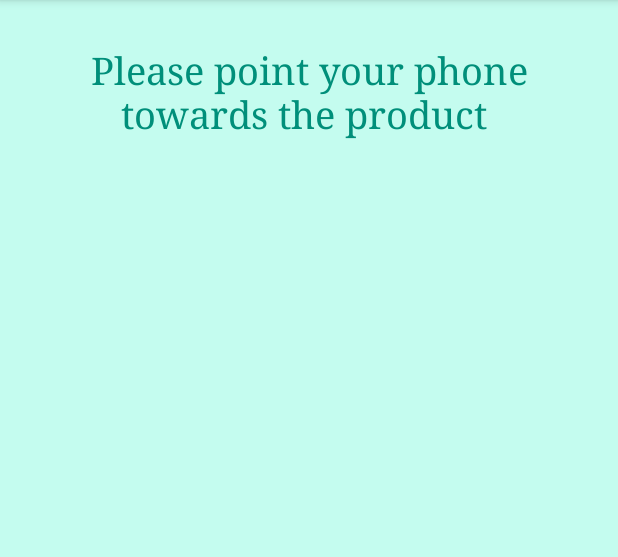
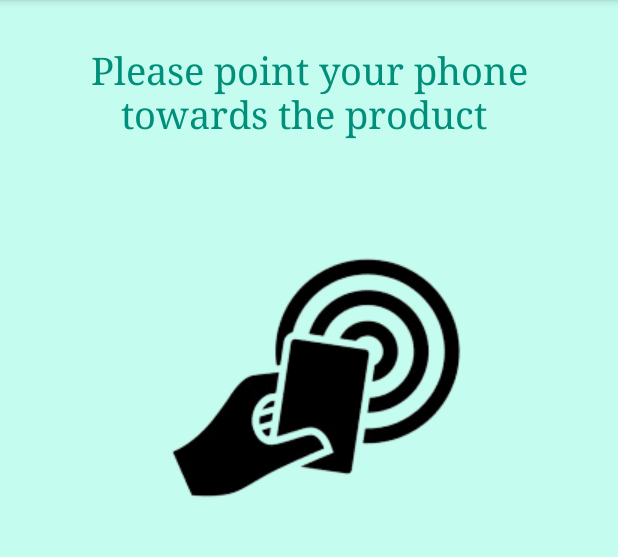
Before and after one commit to mehdi-nait/Android-Track-Me, an Android app: the screen it shows after launch (MainActivity), tab 2 chosen, on a phone screen of 412 x 824 dp, the part 147-704 px from its top. Run offline under Robolectric (Android 15) with nearby library versions, the phone set to English and light mode, and no system bars; our stand-ins replace Firebase (no records; nobody signed in at launch, a user with empty details on screens opened directly).

Commit message:
fixed data update in articles fragment

```diff
--- a/ScanmeV1/app/build.gradle
+++ b/ScanmeV1/app/build.gradle
@@ -1,5 +1,6 @@
 plugins {
     id 'com.android.application'
+    id 'com.google.gms.google-services'
 }
 
 android {
@@ -12,6 +13,7 @@ android {
         targetSdkVersion 30
         versionCode 1
         versionName "1.0"
+        multiDexEnabled true
 
         testInstrumentationRunner "androidx.test.runner.AndroidJUnitRunner"
     }
@@ -29,12 +31,15 @@ android {
 }
 
 dependencies {
+    implementation 'com.android.support:multidex:1.0.3'
+
 
     implementation 'androidx.appcompat:appcompat:1.2.0'
     implementation 'com.google.android.material:material:1.2.1'
     implementation 'androidx.constraintlayout:constraintlayout:2.0.4'
     implementation 'androidx.lifecycle:lifecycle-livedata-ktx:2.2.0'
     implementation 'androidx.lifecycle:lifecycle-viewmodel-ktx:2.2.0'
+    implementation 'com.google.firebase:firebase-firestore:22.0.0'
     testImplementation 'junit:junit:4.+'
     androidTestImplementation 'androidx.test.ext:junit:1.1.2'
     androidTestImplementation 'androidx.test.espresso:espresso-core:3.3.0'
--- a/ScanmeV1/app/src/main/AndroidManifest.xml
+++ b/ScanmeV1/app/src/main/AndroidManifest.xml
@@ -3,6 +3,7 @@
     package="com.ensim.scanmev1">
 
     <application
+
         android:allowBackup="true"
         android:largeHeap="true"
         android:icon="@drawable/icone"
--- a/ScanmeV1/app/src/main/java/com/ensim/scanmev1/Articles.java
+++ b/ScanmeV1/app/src/main/java/com/ensim/scanmev1/Articles.java
@@ -1,19 +1,31 @@
 package com.ensim.scanmev1;
 
+import android.content.Intent;
 import android.os.Bundle;
 import android.view.LayoutInflater;
 import android.view.View;
 import android.view.ViewGroup;
+import android.widget.TextView;
+import android.widget.Toast;
 
 import androidx.annotation.NonNull;
 import androidx.annotation.Nullable;
 import androidx.fragment.app.Fragment;
 
+import org.w3c.dom.Text;
+
 public class Articles extends Fragment {
 
-    @Nullable
+
+
+
     @Override
     public View onCreateView(@NonNull LayoutInflater inflater, @Nullable ViewGroup container, @Nullable Bundle savedInstanceState) {
-        return inflater.inflate(R.layout.articles,container,false);
+        MainActivity main = (MainActivity)getActivity();
+        String s = main.query;
+        View inf = inflater.inflate(R.layout.articles, container, false);
+        TextView tv = (TextView) inf.findViewById(R.id.articles_text);
+        tv.setText(s);
+        return inf;
     }
 }
--- a/ScanmeV1/app/src/main/java/com/ensim/scanmev1/Home.java
+++ b/ScanmeV1/app/src/main/java/com/ensim/scanmev1/Home.java
@@ -1,16 +1,36 @@
 package com.ensim.scanmev1;
 
 import android.os.Bundle;
+import android.util.Log;
 import android.view.LayoutInflater;
 import android.view.View;
 import android.view.ViewGroup;
+import android.widget.Toast;
 
 import androidx.annotation.NonNull;
 import androidx.annotation.Nullable;
 import androidx.fragment.app.Fragment;
 
+import com.google.android.gms.tasks.OnCompleteListener;
+import com.google.android.gms.tasks.Task;
+import com.google.firebase.firestore.FirebaseFirestore;
+import com.google.firebase.firestore.QueryDocumentSnapshot;
+import com.google.firebase.firestore.QuerySnapshot;
+
+import java.util.ArrayList;
+import java.util.List;
+import java.util.Map;
+
 public class Home extends Fragment {
-    @Nullable
+
+
+    @Override
+    public void onCreate(@Nullable Bundle savedInstanceState) {
+
+        super.onCreate(savedInstanceState);
+
+    }
+
     @Override
     public View onCreateView(@NonNull LayoutInflater inflater, @Nullable ViewGroup container, @Nullable Bundle savedInstanceState) {
         return inflater.inflate(R.layout.home,container,false);
--- a/ScanmeV1/app/src/main/java/com/ensim/scanmev1/MainActivity.java
+++ b/ScanmeV1/app/src/main/java/com/ensim/scanmev1/MainActivity.java
@@ -1,5 +1,6 @@
 package com.ensim.scanmev1;
 
+import android.content.Intent;
 import android.os.Bundle;
 
 import com.google.android.material.floatingactionbutton.FloatingActionButton;
@@ -12,10 +13,24 @@ import androidx.appcompat.app.AppCompatActivity;
 import android.view.Menu;
 import android.view.MenuItem;
 import android.view.View;
+import android.widget.TextView;
+import android.widget.Toast;
 
 import com.ensim.scanmev1.ui.main.SectionsPagerAdapter;
 
 public class MainActivity extends AppCompatActivity {
+    String query = " Empty ";
+
+
+    public String getQuery() {
+        return query;
+    }
+
+
+    public void setQuery(String query) {
+        this.query = query;
+
+    }
 
     @Override
     protected void onCreate(Bundle savedInstanceState) {
@@ -27,5 +42,15 @@ public class MainActivity extends AppCompatActivity {
         TabLayout tabs = findViewById(R.id.tabs);
         tabs.setupWithViewPager(viewPager);
 
+
+
+
+
+
+
+
+
+
+
     }
 }
--- a/ScanmeV1/app/src/main/java/com/ensim/scanmev1/Scan.java
+++ b/ScanmeV1/app/src/main/java/com/ensim/scanmev1/Scan.java
@@ -1,18 +1,104 @@
 package com.ensim.scanmev1;
 
+import android.content.Intent;
 import android.os.Bundle;
 import android.view.LayoutInflater;
 import android.view.View;
 import android.view.ViewGroup;
+import android.widget.TextView;
+import android.widget.Toast;
 
 import androidx.annotation.NonNull;
 import androidx.annotation.Nullable;
 import androidx.fragment.app.Fragment;
 
+import com.google.android.gms.tasks.OnCompleteListener;
+import com.google.android.gms.tasks.Task;
+import com.google.firebase.firestore.CollectionReference;
+import com.google.firebase.firestore.DocumentReference;
+import com.google.firebase.firestore.FirebaseFirestore;
+import com.google.firebase.firestore.QueryDocumentSnapshot;
+import com.google.firebase.firestore.QuerySnapshot;
+import com.google.firebase.firestore.model.Document;
+
+import java.util.ArrayList;
+import java.util.Collection;
+import java.util.List;
+import java.util.Map;
+
 public class Scan extends Fragment {
-    @Nullable
+    @Override
+    public void onCreate(@Nullable Bundle savedInstanceState) {
+        super.onCreate(savedInstanceState);
+        String reference = "Produit_01";
+        getDataFromDb(reference);
+
+
+
+
+
+    }
+
     @Override
     public View onCreateView(@NonNull LayoutInflater inflater, @Nullable ViewGroup container, @Nullable Bundle savedInstanceState) {
-        return inflater.inflate(R.layout.scan,container,false);
+        View v = inflater.inflate(R.layout.scan,container,false);
+
+        return v;
+    }
+
+    public void getDataFromDb(String reference){
+        FirebaseFirestore db = FirebaseFirestore.getInstance();
+        ArrayList<String> data = new ArrayList<String>();
+
+
+        db.collection(reference)
+
+                .get()
+                .addOnCompleteListener(new OnCompleteListener<QuerySnapshot>() {
+                    @Override
+                    public void onComplete(Task<QuerySnapshot> task) {
+                        String s = "";
+                        if (task.isSuccessful()) {
+
+                            for (QueryDocumentSnapshot document : task.getResult()) {
+
+                                Map<String, Object> map = document.getData();
+                                List<String> l = new ArrayList<String>(map.keySet());
+                                for( String key:l){
+                                    s = s+key+" : "+map.get(key)+"\n";
+                                }
+                                s = s+"=========================\n";
+
+
+                                //Toast.makeText(getContext(),document.getId() + " => " + document.getData(),Toast.LENGTH_LONG).show();
+
+                            }
+                            if(task.getResult().isEmpty()){
+                                Toast.makeText(getContext(),"Produit Non Authentique",Toast.LENGTH_LONG).show();
+                            }
+                            else{
+
+                                Toast.makeText(getContext(),"Produit Authentique, See articles for more info",Toast.LENGTH_LONG).show();
+
+                            }
+
+
+                        } else {
+
+                            s = "Error !";
+                            Toast.makeText(getContext(),"Produit Non Authentique",Toast.LENGTH_LONG).show();
+
+                        }
+                        MainActivity m = (MainActivity) getActivity();
+                        m.setQuery(s);
+
+
+
+
+                    }
+                });
+
+
+
     }
 }
--- a/ScanmeV1/app/src/main/res/layout/scan.xml
+++ b/ScanmeV1/app/src/main/res/layout/scan.xml
@@ -1,24 +1,38 @@
 <?xml version="1.0" encoding="utf-8"?>
 <androidx.constraintlayout.widget.ConstraintLayout
-    xmlns:android="http://schemas.android.com/apk/res/android" android:layout_width="match_parent"
+    xmlns:android="http://schemas.android.com/apk/res/android"
+    xmlns:app="http://schemas.android.com/apk/res-auto"
+    xmlns:tools="http://schemas.android.com/tools"
+    android:layout_width="match_parent"
     android:layout_height="match_parent"
     android:background="@color/color_bg">
 
-    <LinearLayout
+    <RelativeLayout
         android:layout_width="match_parent"
-        android:layout_height="match_parent">
+        android:layout_height="match_parent"
+        app:layout_constraintEnd_toEndOf="parent"
+        app:layout_constraintStart_toStartOf="parent"
+        tools:layout_editor_absoluteY="91dp">
+
         <TextView
             style="@style/MyAppStyle"
             android:text="Please point your phone towards the product "
             android:textSize="25sp">
 
         </TextView>
+
         <ImageView
-            android:layout_width="400dp"
-            android:layout_height="400dp"
-            android:visibility="visible"
-            android:contentDescription="scan icon"
-            android:src="@mipmap/ffff"></ImageView>
-    </LinearLayout>
+            android:id="@+id/imageView6"
+            android:layout_width="wrap_content"
+            android:layout_height="wrap_content"
+            android:layout_alignParentTop="true"
+            android:layout_alignParentEnd="true"
+            android:layout_alignParentRight="true"
+            android:layout_marginTop="123dp"
+            android:layout_marginEnd="71dp"
+            android:layout_marginRight="71dp"
+            app:srcCompat="@drawable/scan" />
+
+    </RelativeLayout>
 
 </androidx.constraintlayout.widget.ConstraintLayout>
--- a/ScanmeV1/app/src/main/res/values/strings.xml
+++ b/ScanmeV1/app/src/main/res/values/strings.xml
@@ -3,4 +3,5 @@
     <string name="frag_home">Home</string>
     <string name="frag_scan">Scan me</string>
     <string name="frag_articles">Scanned Articles</string>
+    <string name="article_info">Empty, please scan a product</string>
 </resources>
--- a/ScanmeV1/build.gradle
+++ b/ScanmeV1/build.gradle
@@ -6,6 +6,7 @@ buildscript {
     }
     dependencies {
         classpath "com.android.tools.build:gradle:4.1.0"
+        classpath 'com.google.gms:google-services:4.3.4'
 
         // NOTE: Do not place your application dependencies here; they belong
         // in the individual module build.gradle files
```
Also changed, not shown: ScanmeV1/app/src/main/res/layout/articles.xml (+7 -1 lines), ScanmeV1/app/src/main/res/layout/home.xml (+17 -6 lines), ScanmeV1/app/src/main/res/values/themes.xml (+11 -0 lines), ScanmeV1/app/src/main/res/drawable-v24/scan.png (added), ScanmeV1/app/src/main/res/drawable/authentic2.png (added), 1 other file.
